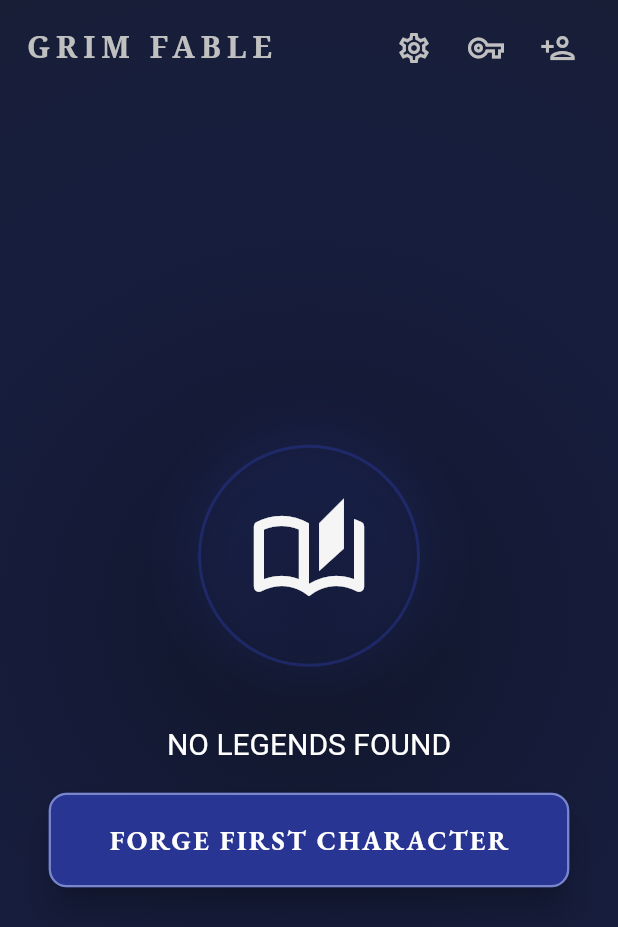
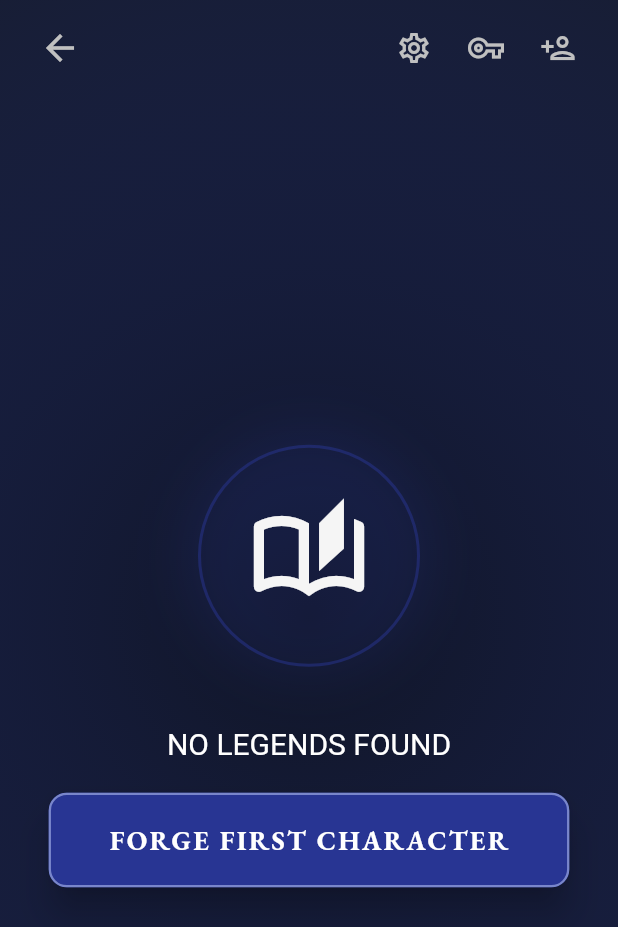
Before and after one commit to RobLobsta/Grim_Fable, a Flutter app: the AdventureSelectionScreen screen opened by its route, on a phone screen of 412 x 824 dp. Shown: the top 927 px of the screen. Run offline on Flutter 3.47's test engine with Material 3 defaults, Android fonts, the phone set to English and light mode, and no system bars; our stand-ins replace auto_size_text, dio, flutter_markdown, flutter_riverpod, font_awesome_flutter, go_router and 3 more; accounts and stored records are empty.

Commit message:
feat: enhance saga UI and global system settings
- Adjusted Throne of Bhaal chapter art alignment: Chapters 1 & 2 are now bottom-aligned, Chapter 6 is top-aligned.
- Replaced 'GRIM FABLE' with a back arrow in Adventure Selection screen for better navigation.
- Hidden system navigation bar globally using Immersive Sticky mode.
- Implemented a custom high-definition 'Night Forest' silhouette background for Night of the Full Moon using CustomPainter.
- Added anti-alias clipping to the saga adventure container to ensure rounded corners are respected.

Co-authored-by: RobLobsta <197544388+RobLobsta@users.noreply.github.com>

```diff
--- a/grim_fable/lib/features/adventure/adventure_selection_screen.dart
+++ b/grim_fable/lib/features/adventure/adventure_selection_screen.dart
@@ -142,24 +142,12 @@ class _AdventureSelectionScreenState extends ConsumerState<AdventureSelectionScr
       padding: const EdgeInsets.symmetric(horizontal: 16, vertical: 8),
       child: Row(
         children: [
-          Expanded(
-            child: GestureDetector(
-              onTap: () => context.pop(),
-              child: const Text(
-                'GRIM FABLE',
-                overflow: TextOverflow.ellipsis,
-                maxLines: 1,
-                style: TextStyle(
-                  fontFamily: 'Serif',
-                  fontSize: 20,
-                  fontWeight: FontWeight.bold,
-                  letterSpacing: 4,
-                  color: Color(0xFFC0C0C0),
-                ),
-              ),
-            ),
+          IconButton(
+            icon: const Icon(Icons.arrow_back, color: Color(0xFFC0C0C0), size: 28),
+            onPressed: () => context.pop(),
+            tooltip: 'Back to Main Menu',
           ),
-          const SizedBox(width: 8),
+          const Spacer(),
           Row(
             mainAxisSize: MainAxisSize.min,
             children: [
--- a/grim_fable/lib/main.dart
+++ b/grim_fable/lib/main.dart
@@ -1,4 +1,5 @@
 import 'package:flutter/material.dart';
+import 'package:flutter/services.dart';
 import 'package:flutter_riverpod/flutter_riverpod.dart';
 import 'package:hive_flutter/hive_flutter.dart';
 import 'core/utils/theme.dart';
@@ -13,6 +14,10 @@ import 'core/services/settings_service.dart';
 
 void main() async {
   WidgetsFlutterBinding.ensureInitialized();
+
+  // Hide system navigation bar globally
+  SystemChrome.setEnabledSystemUIMode(SystemUiMode.immersiveSticky);
+
   await Hive.initFlutter();
 
   final characterRepository = CharacterRepository();
```
Also changed, not shown: grim_fable/lib/features/saga/saga_adventure_screen.dart (+6 -6 lines), grim_fable/lib/features/saga/saga_chapters_screen.dart (+5 -3 lines), grim_fable/lib/shared/widgets/night_forest_painter.dart (added, +92 -0 lines).
